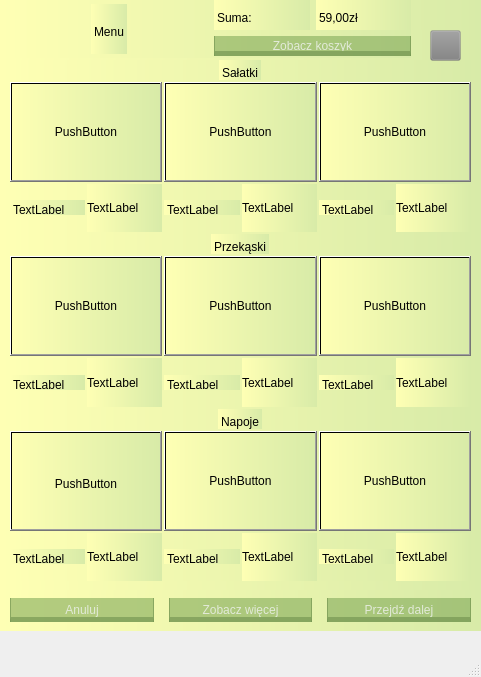
Before: the Qt Designer form ordering-food-app-2/mainwindow.ui in Gipsonek123/Ordering-food-app, drawn with Qt 5.
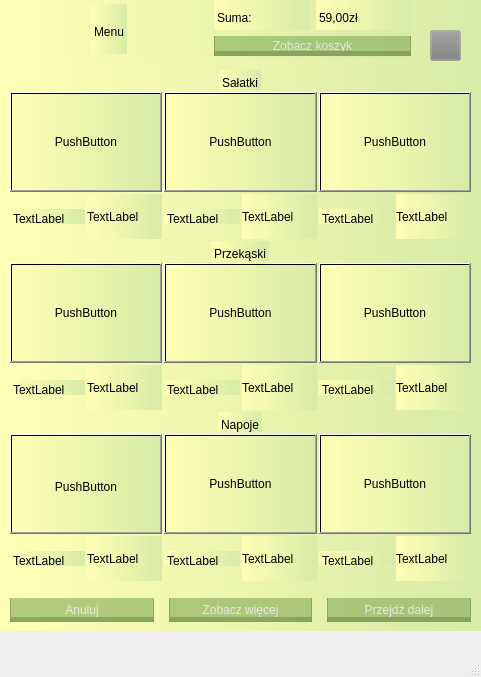
After: the same form once the commit is applied. The open tabs and pages were chosen to show the change. Icons and pictures are not drawn.

```diff
--- a/ordering-food-app-2/mainwindow.ui
+++ b/ordering-food-app-2/mainwindow.ui
@@ -884,9 +884,9 @@
         <property name="geometry">
          <rect>
           <x>0</x>
-          <y>30</y>
+          <y>40</y>
           <width>461</width>
-          <height>521</height>
+          <height>511</height>
          </rect>
         </property>
         <layout class="QVBoxLayout" name="verticalLayout_75">
```
